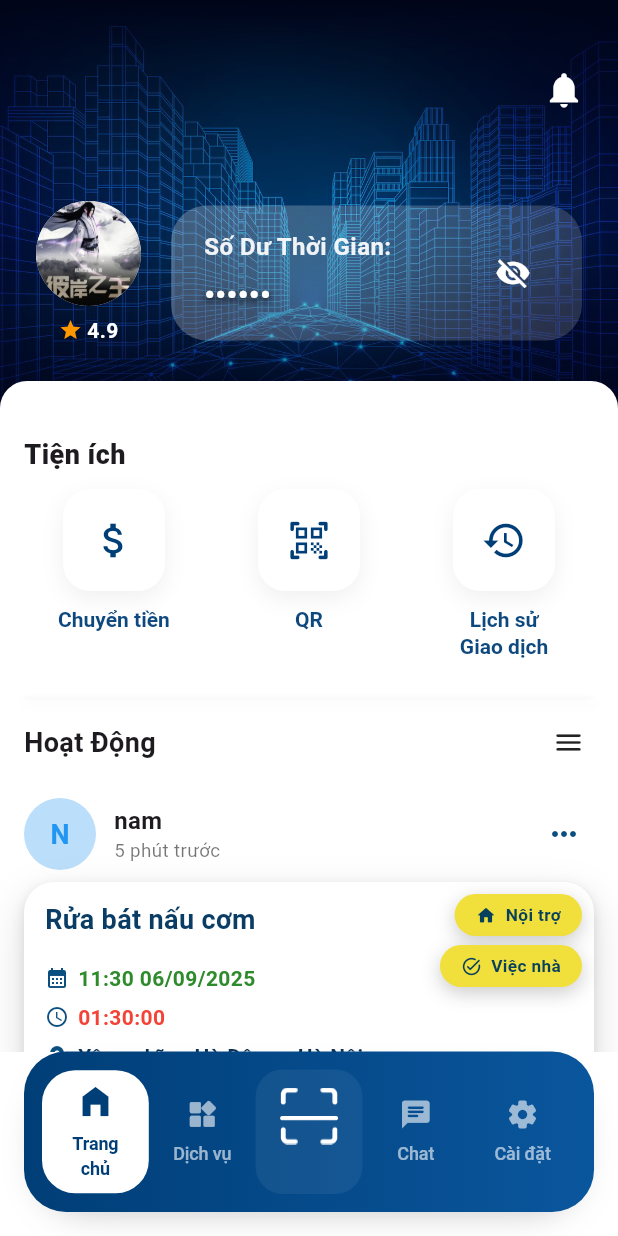
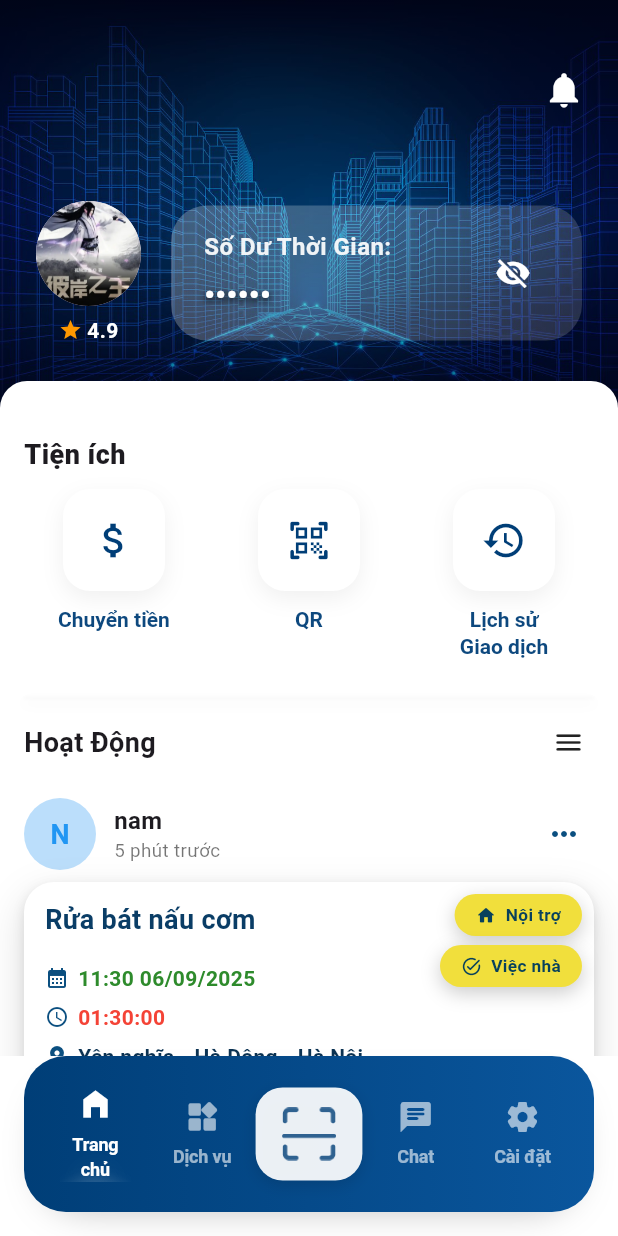
Before and after one commit to namthanhit/Time_Bank_Flutter, a Flutter app: the AppShell screen opened directly, after a tap on the "visibility" icon, on a phone screen of 412 x 824 dp. Run offline on Flutter 3.47's test engine with Material 3 defaults, Android fonts, the phone set to English and light mode, and no system bars; our stand-ins replace pin_code_fields.

Commit message:
chi cho sang nut len va chinh lai qr cho ve giua

```diff
--- a/lib/app/app_shell.dart
+++ b/lib/app/app_shell.dart
@@ -40,8 +40,20 @@ class _AppShellState extends State<AppShell> {
   ];
 
   void _onTap(int i) {
+    final item = _navItems[i];
+    if (item.emphasize) {
+      // Treat QR as action button: do NOT change current index.
+      Navigator.of(context).push(
+        MaterialPageRoute(
+          builder: (_) => const _QrActionPage(),
+          fullscreenDialog: true,
+        ),
+      );
+      return;
+    }
+    if (_currentIndex != i) {
       setState(() => _currentIndex = i);
-    // TODO: handle special QR index action if needed.
+    }
   }
 
   @override
@@ -133,7 +145,7 @@ class _BottomNavItem extends StatelessWidget {
     final inactiveColor = Colors.white.withOpacity(0.60);
     final bool isQr = data.emphasize;
     final bool squareInactive = isQr && !isActive;
-    final double iconSize = isQr ? 30 : (isActive ? 26 : 22);
+  final double iconSize = isQr ? 30 : 24; // constant size for non-QR
     final EdgeInsets padding = isQr
         ? (isActive
             ? const EdgeInsets.symmetric(vertical: 10, horizontal: 14)
@@ -146,36 +158,22 @@ class _BottomNavItem extends StatelessWidget {
     List<BoxShadow>? shadow;
 
     if (isQr) {
-      if (isActive) {
-        bgColor = Colors.white;
-        iconColor = brandColor;
-        textColor = brandColor;
+      // White pill background for QR button (reduced size variant).
+      bgColor = isActive ? Colors.white : Colors.white.withOpacity(0.92);
+      iconColor = isActive ? brandColor : brandColor.withOpacity(0.80);
+      textColor = Colors.transparent; // hidden label
       shadow = const [
         BoxShadow(
-            color: Color(0x33000000),
-            blurRadius: 12,
-            offset: Offset(0, 6),
+          color: Color(0x1F000000), // slightly lighter shadow
+          blurRadius: 8,
+          offset: Offset(0, 3),
+          spreadRadius: 0,
         ),
       ];
-      } else if (squareInactive) {
-        bgColor = Colors.white.withOpacity(0.06);
-        iconColor = Colors.white;
-        textColor = Colors.white.withOpacity(0.90);
     } else {
       bgColor = Colors.transparent;
-        iconColor = inactiveColor;
-        textColor = inactiveColor;
-      }
-    } else {
-      if (isActive) {
-        bgColor = Colors.white;
-        iconColor = brandColor;
-        textColor = brandColor;
-      } else {
-        bgColor = Colors.transparent;
-        iconColor = inactiveColor;
-        textColor = inactiveColor;
-      }
+      iconColor = isActive ? Colors.white : inactiveColor;
+      textColor = isActive ? Colors.white : inactiveColor;
     }
 
     return Material(
@@ -183,52 +181,98 @@ class _BottomNavItem extends StatelessWidget {
       child: InkWell(
         onTap: onTap,
         borderRadius: BorderRadius.circular(isQr ? (squareInactive ? 18 : 24) : 22),
+        splashColor: Colors.transparent,
+        highlightColor: Colors.transparent,
+        hoverColor: Colors.transparent,
+        focusColor: Colors.transparent,
+        overlayColor: MaterialStateProperty.all(Colors.transparent),
+        enableFeedback: false,
+        splashFactory: NoSplash.splashFactory,
         child: AnimatedContainer(
-          duration: const Duration(milliseconds: 220),
+          duration: const Duration(milliseconds: 200),
           curve: Curves.easeOut,
-          padding: padding,
+      padding: isQr
+        ? const EdgeInsets.symmetric(vertical: 8, horizontal: 12)
+        : padding,
           decoration: BoxDecoration(
             color: bgColor,
             borderRadius: BorderRadius.circular(isQr ? (squareInactive ? 18 : 24) : 22),
-            boxShadow: shadow,
+            boxShadow: isQr ? shadow : null,
           ),
-          child: Column(
+          child: Stack(
+            alignment: Alignment.center,
+            children: [
+              Column(
                 mainAxisSize: MainAxisSize.min,
                 children: [
                   if (isQr)
                     SizedBox(
-                  height: iconSize + 12,
-                  width: iconSize + 12,
+                      height: iconSize + 16, // reduced from +22
+                      width: iconSize + 16,
                       child: Center(
-                    child: Padding(
-                      padding: const EdgeInsets.only(top: 4),
                         child: Image.asset(
                           'assets/images/qr_nav.png',
-                        width: iconSize + 16,
-                        height: iconSize + 16,
+                          width: iconSize + 6, // reduced from +10
+                          height: iconSize + 6,
                           fit: BoxFit.contain,
-                        color: isActive ? brandColor : Colors.white,
+                          color: iconColor,
                           colorBlendMode: BlendMode.srcIn,
                           errorBuilder: (c, e, s) => Icon(
                             data.icon,
                             size: iconSize,
-                          color: isActive ? brandColor : Colors.white,
-                        ),
+                            color: iconColor,
                           ),
                         ),
                       ),
                     )
-              else
+                  else ...[
                     Icon(data.icon, size: iconSize, color: iconColor),
                     const SizedBox(height: 6),
                     Text(
                       data.label,
                       textAlign: TextAlign.center,
                       style: TextStyle(
-                  fontSize: isQr ? 13 : 12,
-                  fontWeight: isActive ? FontWeight.w700 : FontWeight.w500,
+                        fontSize: 12,
+                        fontWeight: FontWeight.w600,
                         color: textColor,
                         letterSpacing: -0.1,
+                      ),
+                    ),
+                  ],
+                ],
+              ),
+              if (isActive && !isQr)
+                Positioned(
+                  left: 0,
+                  right: 0,
+                  bottom: -12,
+                  child: TweenAnimationBuilder<double>(
+                    tween: Tween<double>(begin: 0, end: isActive ? 1 : 0),
+                    duration: const Duration(milliseconds: 320),
+                    curve: Curves.easeOut,
+                    builder: (context, t, _) {
+                      final double boxSide = (iconSize + 72).clamp(96, 180);
+                      return Opacity(
+                        opacity: t,
+                        child: IgnorePointer(
+                          child: Align(
+                            alignment: Alignment.bottomCenter,
+                            child: SizedBox(
+                              width: boxSide,
+                              height: boxSide,
+                              child: CustomPaint(
+                                painter: _BottomGlowPainter(
+                                  intensity: t,
+                                  overlay: true,
+                                  circular: false,
+                                  halfCircle: true,
+                                ),
+                              ),
+                            ),
+                          ),
+                        ),
+                      );
+                    },
                   ),
                 ),
             ],
@@ -246,9 +290,93 @@ class _NavItemData {
   const _NavItemData({required this.icon, required this.label, this.emphasize = false});
 }
 
+class _BottomGlowPainter extends CustomPainter {
+  final double intensity; // 0..1
+  final bool overlay;
+  final bool circular;
+  final bool halfCircle;
+  _BottomGlowPainter({
+    required this.intensity,
+    this.overlay = false,
+    this.circular = false,
+    required this.halfCircle,
+  });
+
+  @override
+  void paint(Canvas canvas, Size size) {
+    if (intensity <= 0) return;
+    // If circular mode, derive radius from box size; else fallback.
+  final radius = halfCircle
+    ? size.width / 2 // exactly from center bottom to one side
+    : (circular ? size.width * 0.46 : size.width * 0.70);
+  final center = halfCircle
+    ? Offset(size.width / 2, size.height)
+    : Offset(size.width / 2, circular ? size.height / 2 : size.height * 0.55);
+  final circleRect = Rect.fromCircle(center: center, radius: radius);
+
+    final gradient = RadialGradient(
+      center: halfCircle ? const Alignment(0, 1) : const Alignment(0, 0),
+      radius: halfCircle ? 1.05 : (circular ? 0.92 : 1.15),
+      colors: halfCircle
+          ? const [
+              Color(0xFFFFFFFF), // core
+              Color(0xDDFFFFFF), // brighter mid
+              Color(0x88FFFFFF),
+              Color(0x33FFFFFF),
+              Color(0x05FFFFFF),
+              Color(0x00000000),
+            ]
+          : const [
+              Color(0xE6FFFFFF),
+              Color(0x99FFFFFF),
+              Color(0x55FFFFFF),
+              Color(0x1AFFFFFF),
+              Color(0x07FFFFFF),
+              Color(0x00FFFFFF),
+            ],
+      stops: halfCircle
+          ? const [0.0, 0.25, 0.48, 0.72, 0.88, 1.0]
+          : const [0.0, 0.26, 0.48, 0.70, 0.85, 1.0],
+    );
+    final paint = Paint()
+      ..shader = gradient.createShader(circleRect)
+      ..style = PaintingStyle.fill
+      ..blendMode = BlendMode.plus
+  ..maskFilter = const MaskFilter.blur(BlurStyle.normal, 20);
+
+    canvas.saveLayer(circleRect.inflate(radius * 0.9), Paint());
+    if (halfCircle) {
+      // Clip to upper half only (above bottom edge) so it forms a dome rising up.
+      canvas.clipRect(Rect.fromLTWH(0, 0, size.width, size.height));
+      canvas.drawCircle(center, radius, paint..color = Colors.white.withOpacity(intensity));
+    } else {
+      canvas.drawCircle(center, radius, paint..color = Colors.white.withOpacity(intensity));
+    }
+
+    // Inner hotspot for punchy brightness (small additive circle).
+    if (!circular && !halfCircle) {
+      final hotspotPaint = Paint()
+        ..color = Colors.white.withOpacity(0.35 * intensity)
+        ..blendMode = BlendMode.plus
+        ..maskFilter = const MaskFilter.blur(BlurStyle.normal, 12);
+      canvas.drawCircle(center, radius * 0.38, hotspotPaint);
+    } else if (halfCircle) {
+      final domeHotspot = Paint()
+        ..color = Colors.white.withOpacity(0.20 * intensity)
+        ..blendMode = BlendMode.plus
+        ..maskFilter = const MaskFilter.blur(BlurStyle.normal, 10);
+      canvas.drawCircle(center.translate(0, -radius * 0.40), radius * 0.30, domeHotspot);
+    }
+    canvas.restore();
+  }
+
+  @override
+  bool shouldRepaint(covariant _BottomGlowPainter oldDelegate) => oldDelegate.intensity != intensity;
+}
+
 class _StubPage extends StatelessWidget {
   final String label;
-  const _StubPage({super.key, required this.label});
+  const _StubPage({required this.label});
 
   @override
   Widget build(BuildContext context) {
@@ -260,3 +388,26 @@ class _StubPage extends StatelessWidget {
     );
   }
 }
+
+// Placeholder page for QR action; replace with real scanner later.
+class _QrActionPage extends StatelessWidget {
+  const _QrActionPage();
+  @override
+  Widget build(BuildContext context) {
+    return Scaffold(
+      appBar: AppBar(
+        title: const Text('QR'),
+        backgroundColor: Colors.white,
+        foregroundColor: const Color(0xFF003E77),
+        elevation: 0.5,
+      ),
+      body: const Center(
+        child: Text(
+          'QR Action Placeholder',
+          style: TextStyle(fontSize: 18, fontWeight: FontWeight.w600),
+        ),
+      ),
+      backgroundColor: Colors.white,
+    );
+  }
+}
```
Lines whose indentation alone changed are shown as unchanged.
